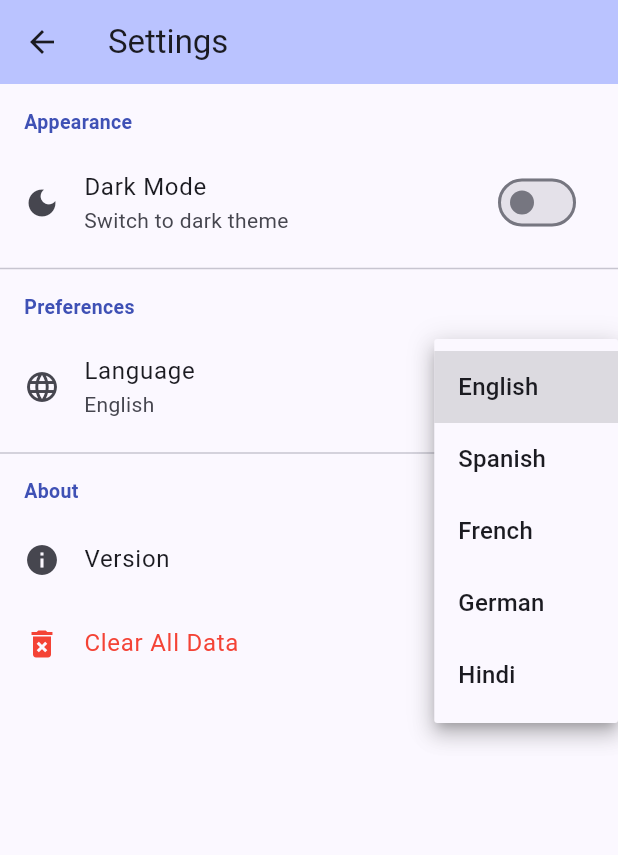
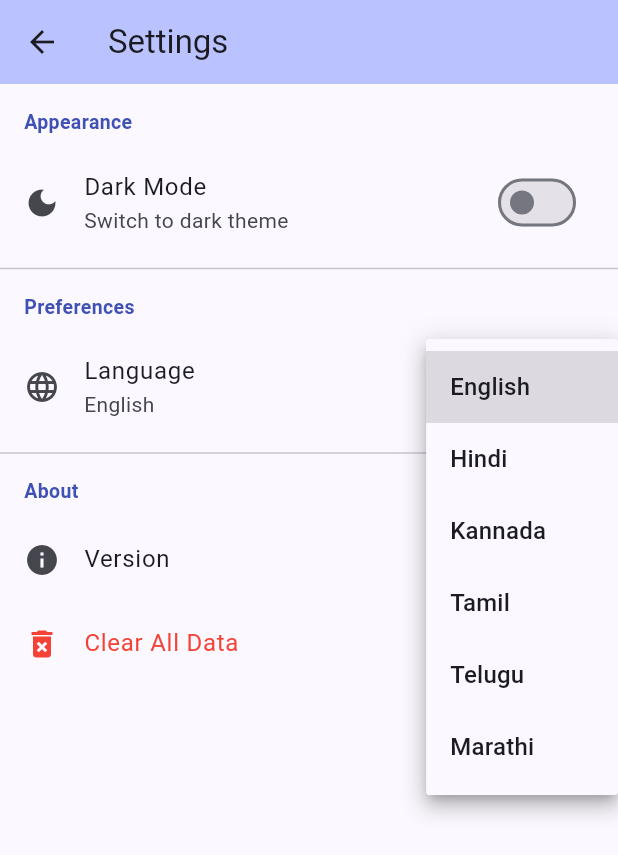
Before and after one commit to Devishree07/smart-marketing, a Flutter app: the SettingsScreen screen opened directly, after a tap on "English", on a phone screen of 412 x 824 dp. Shown: the top 855 px of the screen. Run offline on Flutter 3.47's test engine with Material 3 defaults, Android fonts, the phone set to English and light mode, and no system bars.

Commit message:
fixed dark mode, language system, history tracking, removed duplicate files

```diff
--- a/lib/screens/settings_screen.dart
+++ b/lib/screens/settings_screen.dart
@@ -1,4 +1,5 @@
 import '../main.dart';
+import '../services/app_strings.dart';
 import 'package:flutter/material.dart';
 
 class SettingsScreen extends StatefulWidget {
@@ -10,30 +11,46 @@ class SettingsScreen extends StatefulWidget {
 
 class _SettingsScreenState extends State<SettingsScreen> {
   bool _darkMode = false;
-  String _selectedLanguage = 'English';
+  bool _isTranslating = false;
 
-  final List<String> _languages = ['English', 'Spanish', 'French', 'German', 'Hindi'];
+  final List<String> _languages = [
+    'English',
+    'Hindi',
+    'Kannada',
+    'Tamil',
+    'Telugu',
+    'Marathi',
+  ];
+
+  Future<void> _changeLanguage(String lang) async {
+    setState(() => _isTranslating = true);
+    await AppStrings.loadLanguage(lang);
+    languageNotifier.value = lang;
+    setState(() => _isTranslating = false);
+  }
 
   @override
   Widget build(BuildContext context) {
     return Scaffold(
       appBar: AppBar(
-        title: const Text('Settings'),
+        title: Text(AppStrings.get('settings')),
         backgroundColor: Theme.of(context).colorScheme.inversePrimary,
       ),
-      body: ListView(
+      body: Stack(
         children: [
-          const Padding(
-            padding: EdgeInsets.fromLTRB(16, 16, 16, 8),
-            child: Text('Appearance',
-                style: TextStyle(
+          ListView(
+            children: [
+              Padding(
+                padding: const EdgeInsets.fromLTRB(16, 16, 16, 8),
+                child: Text(AppStrings.get('appearance'),
+                    style: const TextStyle(
                         fontWeight: FontWeight.bold,
                         color: Colors.indigo,
                         fontSize: 13)),
               ),
               SwitchListTile(
-            title: const Text('Dark Mode'),
-            subtitle: const Text('Switch to dark theme'),
+                title: Text(AppStrings.get('dark_mode')),
+                subtitle: Text(AppStrings.get('dark_mode_sub')),
                 secondary: const Icon(Icons.dark_mode),
                 value: _darkMode,
                 onChanged: (val) {
@@ -42,51 +59,54 @@ class _SettingsScreenState extends State<SettingsScreen> {
                 },
               ),
               const Divider(),
-          const Padding(
-            padding: EdgeInsets.fromLTRB(16, 8, 16, 8),
-            child: Text('Preferences',
-                style: TextStyle(
+              Padding(
+                padding: const EdgeInsets.fromLTRB(16, 8, 16, 8),
+                child: Text(AppStrings.get('preferences'),
+                    style: const TextStyle(
                         fontWeight: FontWeight.bold,
                         color: Colors.indigo,
                         fontSize: 13)),
               ),
               ListTile(
                 leading: const Icon(Icons.language),
-            title: const Text('Language'),
-            subtitle: Text(_selectedLanguage),
+                title: Text(AppStrings.get('language')),
+                subtitle: Text(languageNotifier.value),
                 trailing: DropdownButton<String>(
-              value: _selectedLanguage,
+                  value: languageNotifier.value,
                   underline: const SizedBox(),
                   items: _languages.map((lang) {
                     return DropdownMenuItem(value: lang, child: Text(lang));
                   }).toList(),
-              onChanged: (val) => setState(() => _selectedLanguage = val!),
+                  onChanged: (val) {
+                    if (val != null) _changeLanguage(val);
+                  },
                 ),
               ),
               const Divider(),
-          const Padding(
-            padding: EdgeInsets.fromLTRB(16, 8, 16, 8),
-            child: Text('About',
-                style: TextStyle(
+              Padding(
+                padding: const EdgeInsets.fromLTRB(16, 8, 16, 8),
+                child: Text(AppStrings.get('about'),
+                    style: const TextStyle(
                         fontWeight: FontWeight.bold,
                         color: Colors.indigo,
                         fontSize: 13)),
               ),
-          const ListTile(
-            leading: Icon(Icons.info),
-            title: Text('Version'),
-            trailing: Text('1.0.0'),
+              ListTile(
+                leading: const Icon(Icons.info),
+                title: Text(AppStrings.get('version')),
+                trailing: const Text('1.0.0'),
               ),
               ListTile(
                 leading: const Icon(Icons.delete_forever, color: Colors.red),
-            title: const Text('Clear All Data',
-                style: TextStyle(color: Colors.red)),
+                title: Text(AppStrings.get('clear_all_data'),
+                    style: const TextStyle(color: Colors.red)),
                 onTap: () {
                   showDialog(
                     context: context,
                     builder: (context) => AlertDialog(
                       title: const Text('Clear Data'),
-                  content: const Text('Are you sure you want to clear all data?'),
+                      content: const Text(
+                          'Are you sure you want to clear all data?'),
                       actions: [
                         TextButton(
                           onPressed: () => Navigator.pop(context),
@@ -104,6 +124,23 @@ class _SettingsScreenState extends State<SettingsScreen> {
               ),
             ],
           ),
+          if (_isTranslating)
+            Container(
+              color: Colors.black.withOpacity(0.3),
+              child: const Center(
+                child: Column(
+                  mainAxisAlignment: MainAxisAlignment.center,
+                  children: [
+                    CircularProgressIndicator(),
+                    SizedBox(height: 12),
+                    Text('Translating...',
+                        style: TextStyle(color: Colors.white)),
+                  ],
+                ),
+              ),
+            ),
+        ],
+      ),
     );
   }
 }
```
Also changed, not shown: lib/screens/history_screen.dart (+3 -23 lines), lib/screens/home_screen.dart (+10 -1 lines), lib/services/history_store.dart (added, +15 -0 lines). Lines whose indentation alone changed are shown as unchanged.
